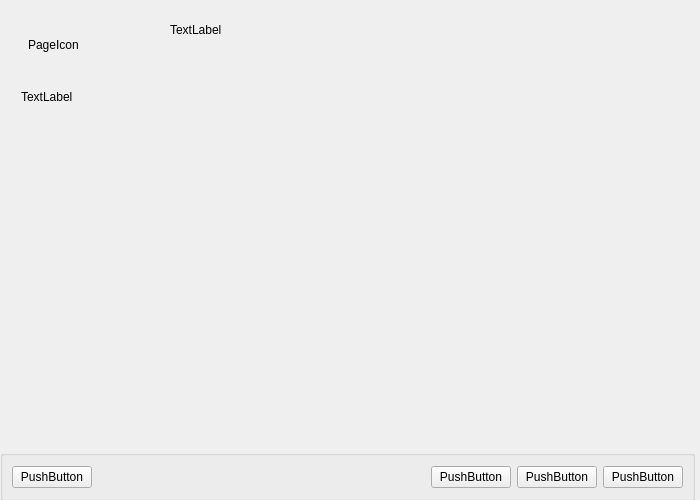
Old version of the form gsoc/pardusman-wizard/screens/mainWindowUi.ui in the repository pars-linux/uludag.
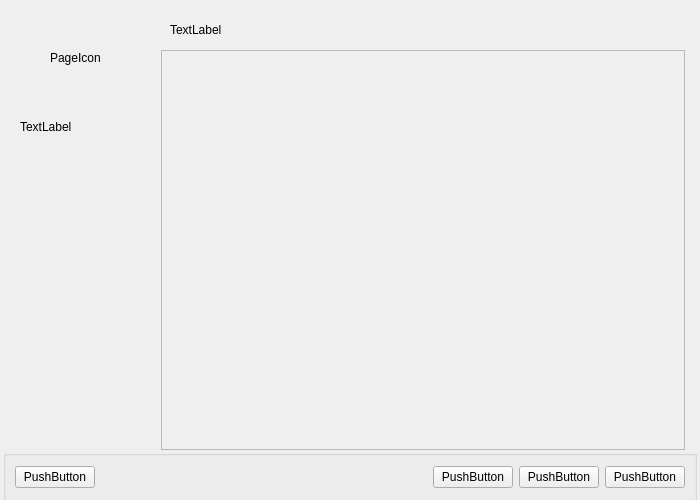
New version of the form.

```diff
--- a/gsoc/pardusman-wizard/screens/mainWindowUi.ui
+++ b/gsoc/pardusman-wizard/screens/mainWindowUi.ui
@@ -31,20 +31,12 @@
    <string>Pardusman-wizard</string>
   </property>
   <widget class="QWidget" name="centralwidget" >
-   <property name="geometry" >
-    <rect>
-     <x>0</x>
-     <y>0</y>
-     <width>700</width>
-     <height>500</height>
-    </rect>
-   </property>
    <widget class="QGroupBox" name="groupBox" >
     <property name="geometry" >
      <rect>
-      <x>0</x>
+      <x>3</x>
       <y>450</y>
-      <width>695</width>
+      <width>694</width>
       <height>51</height>
      </rect>
     </property>
@@ -115,26 +107,20 @@
       <height>400</height>
      </size>
     </property>
-    <widget class="QWidget" name="page" >
-     <property name="geometry" >
-      <rect>
-       <x>0</x>
-       <y>0</y>
-       <width>524</width>
-       <height>400</height>
-      </rect>
-     </property>
-    </widget>
-    <widget class="QWidget" name="page_2" >
-     <property name="geometry" >
-      <rect>
-       <x>0</x>
-       <y>0</y>
-       <width>100</width>
-       <height>30</height>
-      </rect>
-     </property>
-    </widget>
+    <property name="styleSheet" >
+     <string notr="true" />
+    </property>
+    <property name="frameShape" >
+     <enum>QFrame::StyledPanel</enum>
+    </property>
+    <property name="frameShadow" >
+     <enum>QFrame::Raised</enum>
+    </property>
+    <property name="midLineWidth" >
+     <number>500</number>
+    </property>
+    <widget class="QWidget" name="page" />
+    <widget class="QWidget" name="page_2" />
    </widget>
    <widget class="QLabel" name="pageDesc" >
     <property name="geometry" >
@@ -152,10 +138,10 @@
    <widget class="QLabel" name="pixSteps" >
     <property name="geometry" >
      <rect>
-      <x>11</x>
-      <y>80</y>
+      <x>10</x>
+      <y>110</y>
       <width>150</width>
-      <height>373</height>
+      <height>215</height>
      </rect>
     </property>
     <property name="sizePolicy" >
@@ -167,13 +153,13 @@
     <property name="minimumSize" >
      <size>
       <width>150</width>
-      <height>373</height>
+      <height>215</height>
      </size>
     </property>
     <property name="maximumSize" >
      <size>
       <width>32767</width>
-      <height>373</height>
+      <height>215</height>
      </size>
     </property>
     <property name="text" >
@@ -195,10 +181,10 @@
    <widget class="QLabel" name="pageIcon" >
     <property name="geometry" >
      <rect>
-      <x>28</x>
+      <x>50</x>
       <y>20</y>
-      <width>90</width>
-      <height>50</height>
+      <width>57</width>
+      <height>75</height>
      </rect>
     </property>
     <property name="sizePolicy" >
@@ -209,14 +195,14 @@
     </property>
     <property name="minimumSize" >
      <size>
-      <width>90</width>
-      <height>50</height>
+      <width>57</width>
+      <height>75</height>
      </size>
     </property>
     <property name="maximumSize" >
      <size>
-      <width>90</width>
-      <height>50</height>
+      <width>57</width>
+      <height>75</height>
      </size>
     </property>
     <property name="text" >
```
